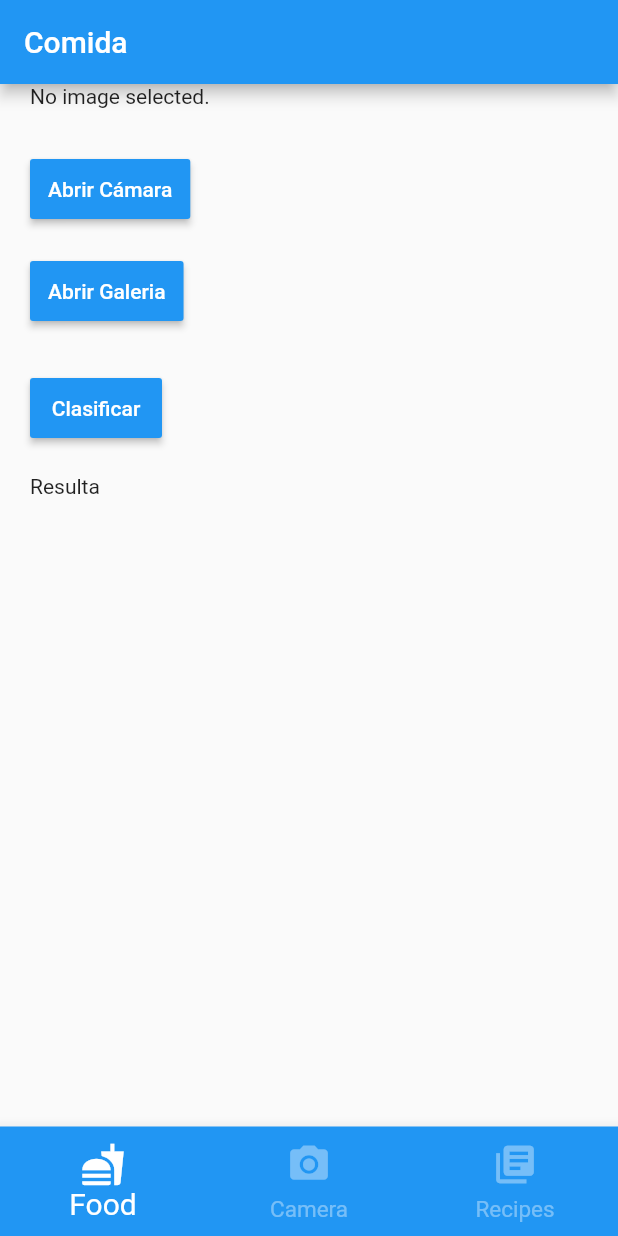
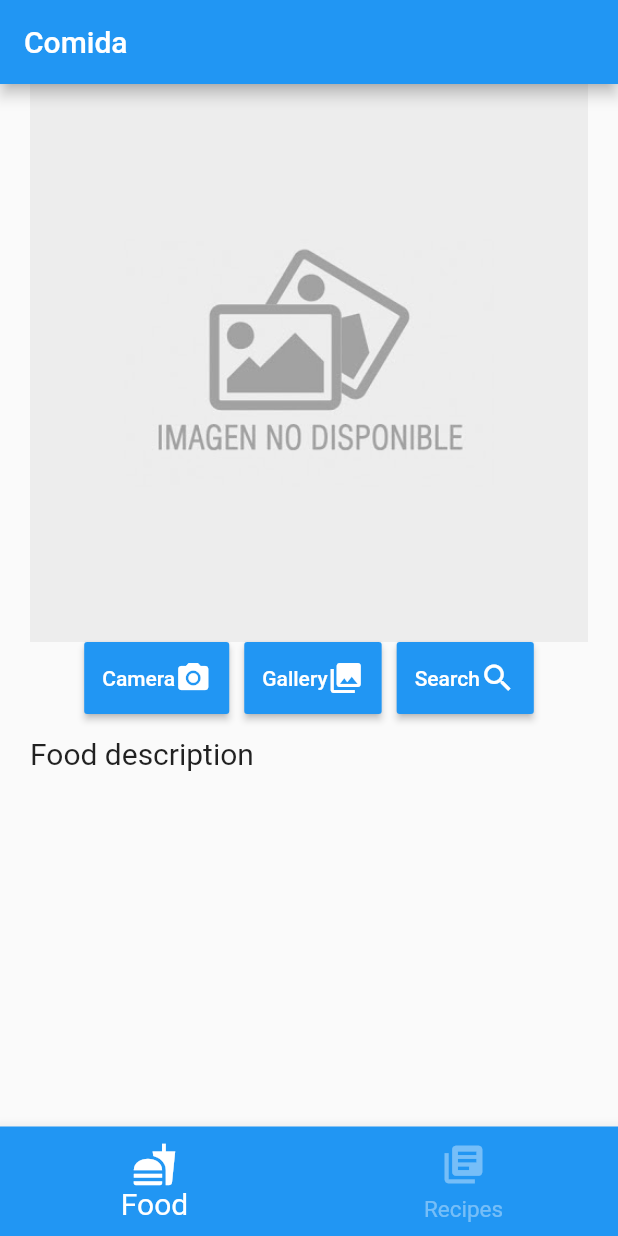
Before and after one commit to JohanQuiroz/FindYourFoodApp, a Flutter app: the screen it shows after launch, on a phone screen of 412 x 824 dp. Run offline on Flutter 3.47's test engine with Material 2 defaults, Android fonts, the phone set to English and light mode, and no system bars; our stand-ins replace image_picker; missing offline and left inert: tflite.

Commit message:
ya fue sisin

```diff
--- a/lib/src/screens/comida_page.dart
+++ b/lib/src/screens/comida_page.dart
@@ -1,5 +1,6 @@
 
 import 'dart:io';
+import 'dart:ui';
 
 import 'package:flutter/material.dart';
 import 'package:image_picker/image_picker.dart';
@@ -78,69 +79,75 @@ class _ComidaPageState extends State<ComidaPage> {
            crossAxisAlignment: CrossAxisAlignment.start,
            children: <Widget>[
              _imagen == null
-              ? Text('No image selected.')
-              : Image.file(_imagen, width: 300, height: 200, fit: BoxFit.cover),
+              ? Image.asset('assets/images/noImage.jpg')
+              : Image.file(_imagen, fit: BoxFit.cover),
+             Row(
+               mainAxisAlignment: MainAxisAlignment.center,
+               children: <Widget>[
                 Container(
-              margin: EdgeInsets.fromLTRB(0, 30, 0, 20),
+                  margin: EdgeInsets.fromLTRB(0, 0, 0, 0),
                   child: RaisedButton(
                     onPressed: () => obtenerImagen('Camara'),
-                child: Text('Abrir Cámara'),
+                    child: Row(
+                      mainAxisSize: MainAxisSize.min,
+                      children: <Widget>[
+                        Text('Camera'),
+                        Icon(Icons.camera_alt)
+                      ],
+                    ),
                     textColor: Colors.white,
                     color: Colors.blue,
                     padding: EdgeInsets.fromLTRB(12, 12, 12, 12),
-              )),
+                  )
+                ),
                 Container(
-                margin: EdgeInsets.fromLTRB(0, 0, 0, 0),
+                  margin: EdgeInsets.fromLTRB(10, 0, 0, 0),
                   child: RaisedButton(
                     onPressed: () => obtenerImagen('Galeria'),
-                  child: Text('Abrir Galeria'),
+                    child: Row(
+                      mainAxisSize: MainAxisSize.min,
+                      children: <Widget>[
+                        Text('Gallery'),
+                        Icon(Icons.photo_library)
+                      ],
+                    ),
                     textColor: Colors.white,
                     color: Colors.blue,
                     padding: EdgeInsets.fromLTRB(12, 12, 12, 12),
-                )),
+                  )
+                ),
                 Container(
-                margin: EdgeInsets.fromLTRB(0, 30, 0, 20),
+                  margin: EdgeInsets.fromLTRB(10, 0, 0, 0),
                   child: RaisedButton(
                     onPressed: () => clasificarImagen(),
-                  child: Text('Clasificar'),
+                    child: Row(
+                      mainAxisSize: MainAxisSize.min,
+                      children: <Widget>[
+                        Text('Search'),
+                        Icon(Icons.search)
+                      ],
+                    ),
                     textColor: Colors.white,
                     color: Colors.blue,
                     padding: EdgeInsets.fromLTRB(12, 12, 12, 12),
-                )),
+                  )
+                ),
+               ],
+             ),
+            SizedBox(height: 15,),
             _resultado == null
-                ? Text('Resulta')
+              ? Text('Food description', style: TextStyle(fontSize: 20),)
               : Text(_resultado)
            ],
          ),
        ),
     );
   }
-  /*
 
-  Widget _imagenCapturada() {
-    return ClipRRect(
-      borderRadius: BorderRadius.circular(20.0),
-      child: Image(
-        image: AssetImage('assets/images/noImage.jpg'),
 
-      ),
-    );
+
+
+
+
+
 }
-
-  Widget _descripcion() {
-    return Column(
-      crossAxisAlignment: CrossAxisAlignment.start,
-      children: <Widget>[
-        Text(
-          'Descripcion',
-          style: TextStyle(fontSize: 30),
-        ),
-        Text(
-          'informacion del platillo',
-          style: TextStyle(fontSize: 20),
-          textAlign: TextAlign.justify,
-        )
-      ],
-    );
-  }*/
-}
--- a/lib/src/screens/home_page.dart
+++ b/lib/src/screens/home_page.dart
@@ -18,11 +18,6 @@ class _HomePageState extends State<HomePage> {
   final tabs = [
     Container(
       child: ComidaPage(),
-    ),
-    Container(
-      child: Center(
-        child: Text('Camara'),
-      ),
     ),
     Container(
       child: RecetasPage()
@@ -57,11 +52,6 @@ class _HomePageState extends State<HomePage> {
           backgroundColor: Colors.blue,
         ),
         BottomNavigationBarItem(
-          title: Text('Camera'),
-          icon: Icon(Icons.camera_alt),
-          backgroundColor: Colors.orangeAccent,
-        ),
-        BottomNavigationBarItem(
           title: Text('Recipes'),
           icon: Icon(Icons.library_books),
           backgroundColor: Colors.green,
@@ -75,13 +65,4 @@ class _HomePageState extends State<HomePage> {
     );
   }
 
-/*
-  void _openCamera() async {
-    _picture = await ImagePicker.pickImage(source: ImageSource.camera);
-
-  }
-
-  */
-
-
 }
--- a/pubspec.yaml
+++ b/pubspec.yaml
@@ -30,7 +30,7 @@ dependencies:
   cupertino_icons: ^0.1.3
   image_picker: ^0.6.7+2
   http: ^0.12.1
-  tflite: ^1.0.5
+  tflite: ^1.1.0
 
 dev_dependencies:
   flutter_test:
```
Also changed, not shown: 1 other file. Lines whose indentation alone changed are shown as unchanged.
